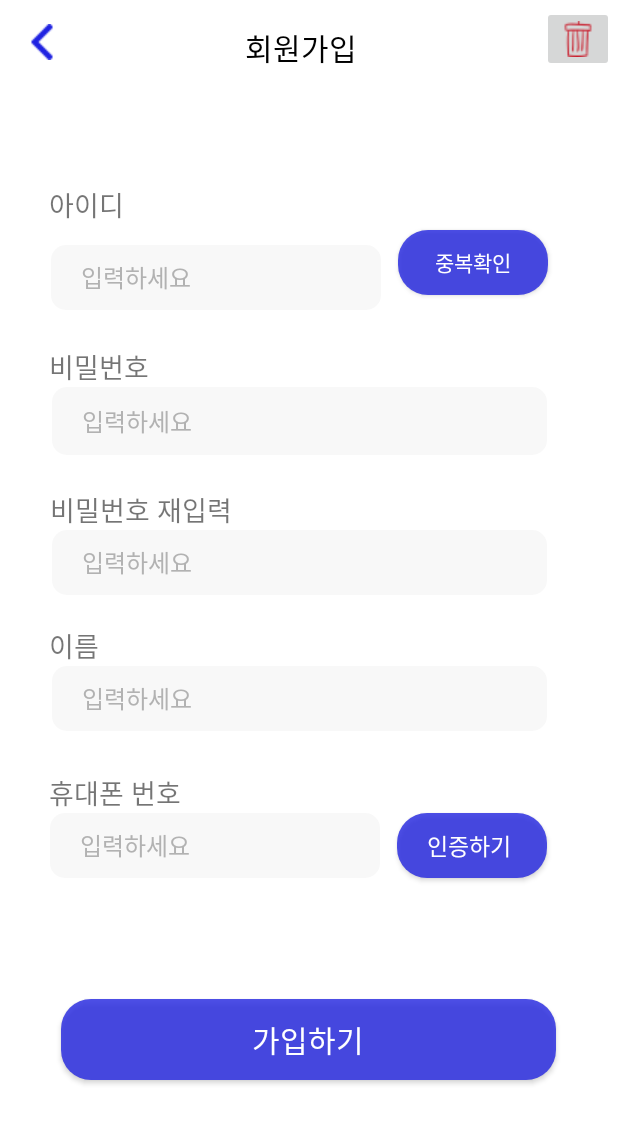
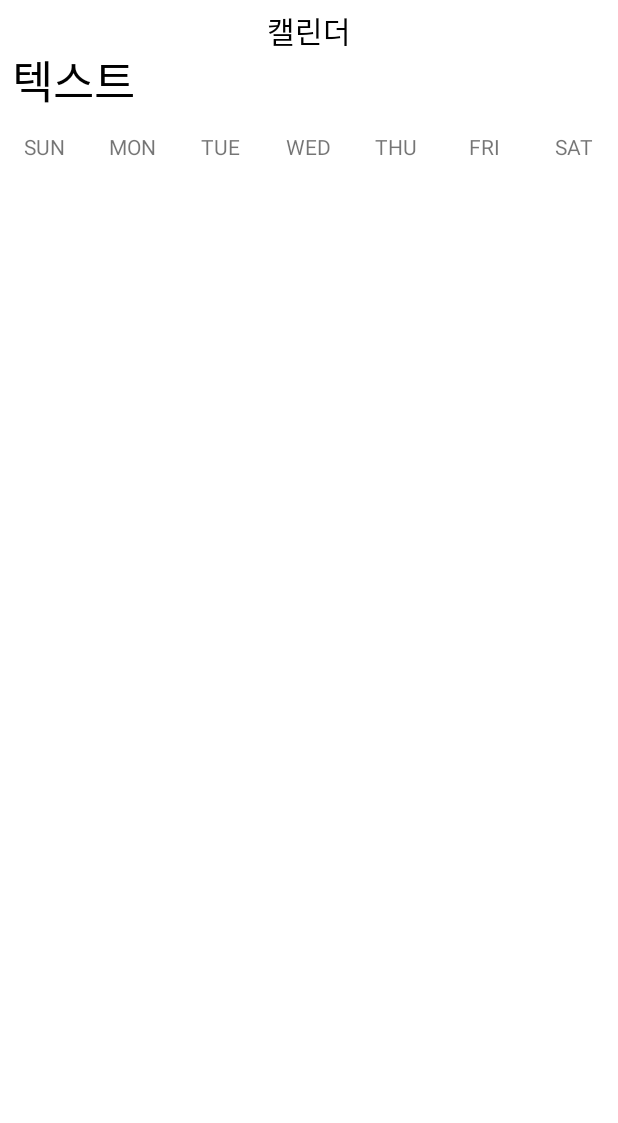
Before and after one commit to Jiwonmonkey/choandyoo, an Android app: the RegisterActivity screen opened directly, with no data from a screen before it, after a tap on an icon or button, on a phone screen of 412 x 824 dp. Shown: the top 1123 px of the screen. Run offline under Robolectric (Android 15) with nearby library versions, the phone set to English and light mode, and no system bars; our stand-ins replace Room's generated code.

Commit message:
jiwon commit 0222

```diff
--- a/app/src/main/AndroidManifest.xml
+++ b/app/src/main/AndroidManifest.xml
@@ -11,16 +11,16 @@
         android:supportsRtl="true"
         android:theme="@style/Theme.MyApplication_0125"
         tools:targetApi="31">
-
+        <activity
+            android:name=".CalendarActivity"
+            android:exported="false" />
         <activity
             android:name=".RegisterActivity"
             android:exported="true"
-            android:parentActivityName=".LoginActivity"/>
-
+            android:parentActivityName=".LoginActivity" />
         <activity
             android:name=".LoginActivity"
-            android:exported="true"/>
-
+            android:exported="true" />
         <activity
             android:name=".MainActivity"
             android:exported="true">
@@ -30,10 +30,6 @@
                 <category android:name="android.intent.category.LAUNCHER" />
             </intent-filter>
         </activity>
-
-<!--        <meta-data-->
-<!--            android:name="preloaded_fonts"-->
-<!--            android:resource="@array/preloaded_fonts" />-->
     </application>
 
 </manifest>
--- /dev/null
+++ b/app/src/main/java/com/example/myapplication_0125/CalendarActivity.kt
@@ -0,0 +1,46 @@
+package com.example.myapplication_0125
+
+import android.content.Context
+import android.os.Bundle
+import android.view.View
+import android.widget.LinearLayout
+import android.widget.TextView
+import androidx.appcompat.app.AppCompatActivity
+import androidx.recyclerview.widget.RecyclerView
+import kotlinx.android.synthetic.main.activity_calendar.*
+import kotlinx.android.synthetic.main.activity_calendar.view.*
+import java.text.DateFormat
+import java.text.SimpleDateFormat
+import java.util.*
+
+class CalendarActivity : AppCompatActivity() {
+
+    private val TAG = javaClass.simpleName
+    lateinit var mContext: Context
+
+    var pageIndex = 0
+    lateinit var currentDate: Date
+
+    lateinit var calendar_year_month_text: TextView
+    lateinit var calendar_layout: LinearLayout
+    lateinit var calendar_view: RecyclerView
+//    lateinit var calendarAdapter: CalendarAdapter
+
+    override fun onCreate(savedInstanceState: Bundle?) {
+        super.onCreate(savedInstanceState)
+        setContentView(R.layout.activity_calendar)
+
+        val dayText: TextView = findViewById(R.id.day_text)
+
+        val dateFormat: DateFormat = SimpleDateFormat("yy년mm월dd일")
+
+    }
+
+    fun initView(view: View) {
+        calendar_year_month_text = view.day_text
+        calendar_layout = view.calendar_layout
+        calendar_view = view.calendar_view
+
+    }
+
+}
--- a/app/src/main/java/com/example/myapplication_0125/LoginActivity.kt
+++ b/app/src/main/java/com/example/myapplication_0125/LoginActivity.kt
@@ -4,6 +4,7 @@ import android.content.Intent
 import androidx.appcompat.app.AppCompatActivity
 import android.os.Bundle
 import android.widget.Button
+import kotlinx.android.synthetic.main.activity_login.*
 
 class LoginActivity : AppCompatActivity() {
     override fun onCreate(savedInstanceState: Bundle?) {
@@ -11,15 +12,13 @@ class LoginActivity : AppCompatActivity() {
         setContentView(R.layout.activity_login)
 
         //회원가입 화면으로 이동
-        val moveBtn: Button = findViewById(R.id.move_btn)
-        moveBtn.setOnClickListener{
+        move_btn.setOnClickListener{
             val intent = Intent(this, RegisterActivity::class.java)
             startActivity(intent)
         }
 
         //로그인 후 시작 화면으로 이동
-        val loginBtn: Button = findViewById(R.id.login_button)
-        loginBtn.setOnClickListener {
+        login_button.setOnClickListener {
 
         }
 
--- a/app/src/main/java/com/example/myapplication_0125/RegisterActivity.kt
+++ b/app/src/main/java/com/example/myapplication_0125/RegisterActivity.kt
@@ -1,8 +1,10 @@
 package com.example.myapplication_0125
 
+import android.content.Intent
 import androidx.appcompat.app.AppCompatActivity
 import android.os.Bundle
 import android.text.TextUtils
+import android.widget.Button
 import android.widget.Toast
 import androidx.appcompat.widget.Toolbar
 import androidx.lifecycle.ViewModelProvider
@@ -27,9 +29,12 @@ class RegisterActivity : AppCompatActivity() {
 
         mUserViewModel = ViewModelProvider(this).get(UserViewModel::class.java)
 
-        // 회원가입 버튼 누르면 데이터 삽입
+        // 회원가입 버튼 누르면 데이터 삽입 + 캘린더 화면으로 넘어가기
         RegisterButton.setOnClickListener {
             insertDataToDatabase()
+
+            val intent = Intent(this, CalendarActivity::class.java)
+            startActivity(intent)
         }
 
         // 휴지통 버튼 누르면 모든 데이터 삭제
--- /dev/null
+++ b/app/src/main/res/layout/activity_calendar.xml
@@ -0,0 +1,110 @@
+<?xml version="1.0" encoding="utf-8"?>
+<LinearLayout xmlns:android="http://schemas.android.com/apk/res/android"
+    xmlns:app="http://schemas.android.com/apk/res-auto"
+    xmlns:tools="http://schemas.android.com/tools"
+    android:layout_width="match_parent"
+    android:layout_height="match_parent"
+    android:orientation="vertical"
+    tools:context=".CalendarActivity">
+
+
+    <TextView
+        android:layout_width="match_parent"
+        android:layout_height="25dp"
+        android:layout_marginTop="5dp"
+        android:gravity="center_horizontal"
+        android:fontFamily="@font/nanum_gothic_extra_bold"
+        android:text="캘린더"
+        android:textColor="#000000"
+        android:textSize="20sp"
+        app:layout_constraintBottom_toBottomOf="parent"
+        app:layout_constraintEnd_toEndOf="parent"
+        app:layout_constraintStart_toStartOf="parent"
+        app:layout_constraintTop_toTopOf="parent"
+        app:layout_constraintVertical_bias="0.001" />
+
+    <TextView
+        android:id="@+id/day_text"
+        android:layout_width="wrap_content"
+        android:layout_height="wrap_content"
+        android:layout_marginLeft="8dp"
+        android:fontFamily="@font/nanum_gothic_extra_bold"
+        android:text="텍스트"
+        android:textColor="#000000"
+        android:textSize="30sp"
+        app:layout_constraintBottom_toBottomOf="parent"
+        app:layout_constraintEnd_toEndOf="parent"
+        app:layout_constraintHorizontal_bias="0.049"
+        app:layout_constraintStart_toStartOf="parent"
+        app:layout_constraintTop_toTopOf="parent"
+        app:layout_constraintVertical_bias="0.034" />
+
+    <View
+        android:id="@+id/div"
+        android:layout_width="match_parent"
+        android:layout_height="1dp" />
+
+    <LinearLayout
+        android:id="@+id/calendar_header"
+        android:layout_width="match_parent"
+        android:layout_height="30dp"
+        android:layout_marginTop="5dp"
+        android:gravity="center_vertical"
+        android:orientation="horizontal">
+        <TextView
+            android:layout_width="0dp"
+            android:layout_height="wrap_content"
+            android:layout_weight="1"
+            android:gravity="center_horizontal"
+            android:text="SUN"/>
+        <TextView
+            android:layout_width="0dp"
+            android:layout_height="wrap_content"
+            android:layout_weight="1"
+            android:gravity="center_horizontal"
+            android:text="MON"/>
+        <TextView
+            android:layout_width="0dp"
+            android:layout_height="wrap_content"
+            android:layout_weight="1"
+            android:gravity="center_horizontal"
+            android:text="TUE"/>
+        <TextView
+            android:layout_width="0dp"
+            android:layout_height="wrap_content"
+            android:layout_weight="1"
+            android:gravity="center_horizontal"
+            android:text="WED"/>
+        <TextView
+            android:layout_width="0dp"
+            android:layout_height="wrap_content"
+            android:layout_weight="1"
+            android:gravity="center_horizontal"
+            android:text="THU"/>
+        <TextView
+            android:layout_width="0dp"
+            android:layout_height="wrap_content"
+            android:layout_weight="1"
+            android:gravity="center_horizontal"
+            android:text="FRI"/>
+        <TextView
+            android:layout_width="0dp"
+            android:layout_height="wrap_content"
+            android:layout_weight="1"
+            android:gravity="center_horizontal"
+            android:text="SAT"/>
+    </LinearLayout>
+
+    <LinearLayout
+        android:id="@+id/calendar_layout"
+        android:layout_width="match_parent"
+        android:layout_height="match_parent">
+        <androidx.recyclerview.widget.RecyclerView
+            android:id="@+id/calendar_view"
+            android:layout_width="match_parent"
+            android:layout_height="match_parent"
+            app:spanCount="7"
+            android:adjustViewBounds="true"
+            app:layout_constrainedHeight="true" />
+    </LinearLayout>
+</LinearLayout>
--- a/app/src/main/res/layout/activity_login.xml
+++ b/app/src/main/res/layout/activity_login.xml
@@ -17,10 +17,9 @@
         android:textSize="50sp"
         app:layout_constraintBottom_toBottomOf="parent"
         app:layout_constraintEnd_toEndOf="parent"
-        app:layout_constraintHorizontal_bias="0.498"
         app:layout_constraintStart_toStartOf="parent"
         app:layout_constraintTop_toTopOf="parent"
-        app:layout_constraintVertical_bias="0.233" />
+        app:layout_constraintVertical_bias="0.213" />
 
     <EditText
         android:id="@+id/editTextEmailAddress"
@@ -34,41 +33,44 @@
         android:textSize="14sp"
         app:layout_constraintBottom_toBottomOf="parent"
         app:layout_constraintEnd_toEndOf="parent"
-        app:layout_constraintHorizontal_bias="0.495"
+        app:layout_constraintHorizontal_bias="0.504"
         app:layout_constraintStart_toStartOf="parent"
         app:layout_constraintTop_toTopOf="parent"
-        app:layout_constraintVertical_bias="0.39" />
+        app:layout_constraintVertical_bias="0.385" />
 
     <EditText
         android:id="@+id/editTextPassword"
         android:layout_width="300dp"
         android:layout_height="52dp"
+        android:layout_marginBottom="16dp"
         android:background="@drawable/rectangle_button"
         android:gravity="center_vertical"
         android:hint="Password"
         android:paddingLeft="20dp"
         android:textColor="#22B2B2B2"
         android:textSize="14sp"
-        app:layout_constraintBottom_toBottomOf="parent"
+        app:layout_constraintBottom_toTopOf="@+id/login_button"
         app:layout_constraintEnd_toEndOf="parent"
-        app:layout_constraintHorizontal_bias="0.495"
+        app:layout_constraintHorizontal_bias="0.504"
         app:layout_constraintStart_toStartOf="parent"
         app:layout_constraintTop_toBottomOf="@+id/editTextEmailAddress"
-        app:layout_constraintVertical_bias="0.043" />
+        app:layout_constraintVertical_bias="0.603" />
 
     <androidx.appcompat.widget.AppCompatButton
         android:id="@+id/login_button"
         android:layout_width="300dp"
         android:layout_height="50dp"
+        android:layout_marginBottom="24dp"
         android:background="@drawable/rectangle_button_7d1f22e1"
         android:text="로그인"
         android:textColor="#FFFFFF"
         android:textSize="18sp"
-        app:layout_constraintBottom_toBottomOf="parent"
+        app:layout_constraintBottom_toTopOf="@+id/move_btn"
         app:layout_constraintEnd_toEndOf="parent"
+        app:layout_constraintHorizontal_bias="0.504"
         app:layout_constraintStart_toStartOf="parent"
         app:layout_constraintTop_toTopOf="parent"
-        app:layout_constraintVertical_bias="0.603" />
+        app:layout_constraintVertical_bias="0.995" />
 
     <androidx.appcompat.widget.AppCompatButton
         android:id="@+id/move_btn"
@@ -81,8 +83,9 @@
         android:textSize="18sp"
         app:layout_constraintBottom_toBottomOf="parent"
         app:layout_constraintEnd_toEndOf="parent"
+        app:layout_constraintHorizontal_bias="0.495"
         app:layout_constraintStart_toStartOf="parent"
         app:layout_constraintTop_toTopOf="parent"
-        app:layout_constraintVertical_bias="0.697"></androidx.appcompat.widget.AppCompatButton>
+        app:layout_constraintVertical_bias="0.756"></androidx.appcompat.widget.AppCompatButton>
 
 </androidx.constraintlayout.widget.ConstraintLayout>
```
